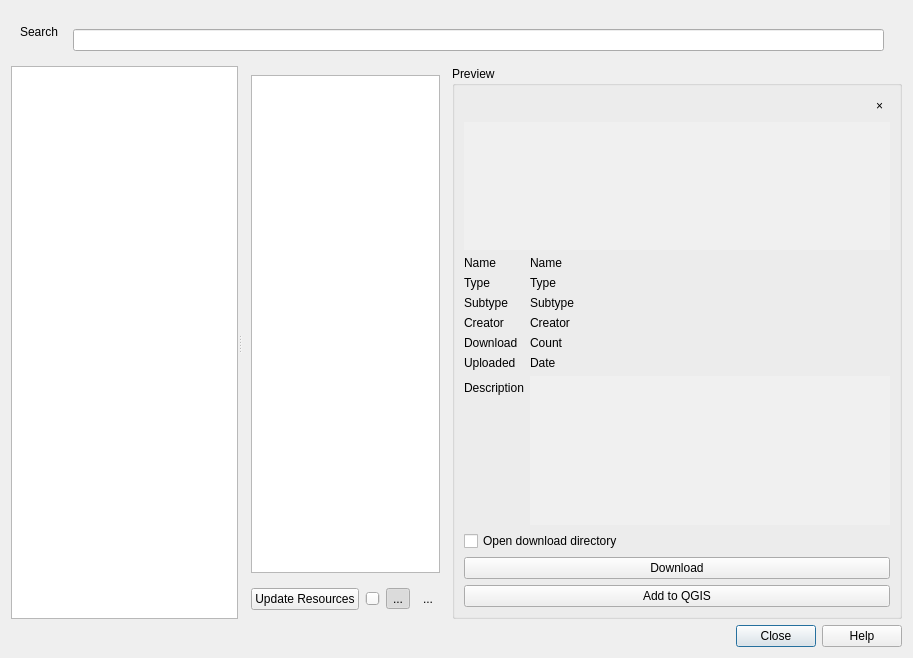
Old version of the form qgis_hub_plugin/gui/resource_browser.ui in the repository qgis/QGIS-Hub-Plugin.
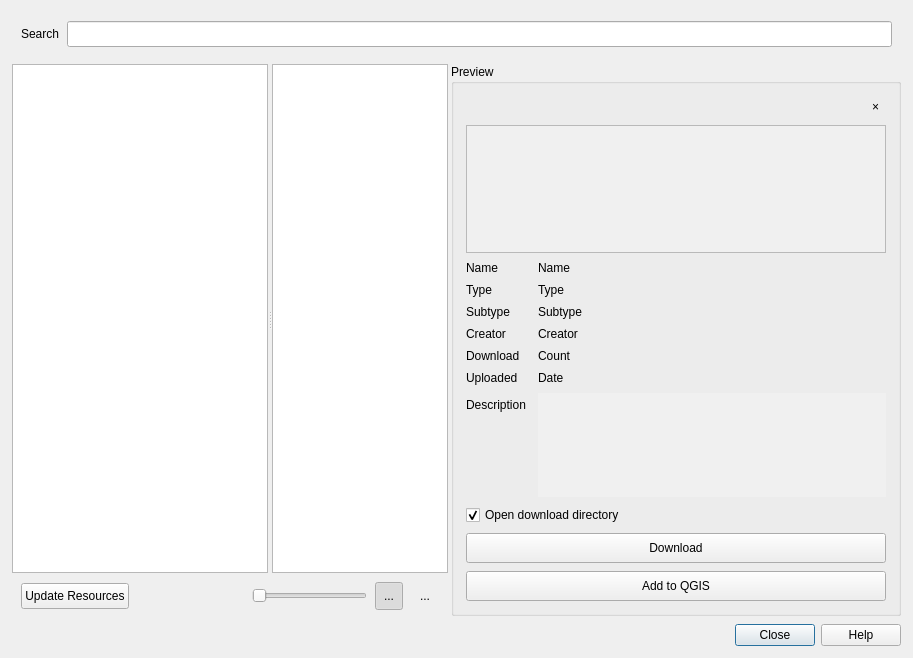
New version of the form.

Diff of the .ui file:
```diff
--- a/qgis_hub_plugin/gui/resource_browser.ui
+++ b/qgis_hub_plugin/gui/resource_browser.ui
@@ -14,6 +14,21 @@
    <string>QGIS Hub Explorer</string>
   </property>
   <layout class="QGridLayout" name="gridLayout">
+   <property name="leftMargin">
+    <number>12</number>
+   </property>
+   <property name="topMargin">
+    <number>12</number>
+   </property>
+   <property name="rightMargin">
+    <number>12</number>
+   </property>
+   <property name="bottomMargin">
+    <number>12</number>
+   </property>
+   <property name="spacing">
+    <number>8</number>
+   </property>
    <item row="6" column="0">
     <widget class="QDialogButtonBox" name="buttonBox">
      <property name="orientation">
@@ -56,6 +71,11 @@
        <number>0</number>
       </property>
       <item>
+       <layout class="QVBoxLayout" name="resourceSectionLayout">
+        <property name="spacing">
+         <number>3</number>
+        </property>
+        <item>
        <widget class="QSplitter" name="splitter_categories_resources">
         <property name="sizePolicy">
          <sizepolicy hsizetype="Expanding" vsizetype="Expanding">
@@ -145,14 +165,32 @@
             </property>
             <widget class="QWidget" name="gridViewPage">
              <layout class="QVBoxLayout" name="verticalLayout_2">
+                <property name="leftMargin">
+                 <number>0</number>
+                </property>
+                <property name="topMargin">
+                 <number>0</number>
+                </property>
+                <property name="rightMargin">
+                 <number>0</number>
+                </property>
+                <property name="bottomMargin">
+                 <number>0</number>
+                </property>
               <item>
                <widget class="QListView" name="listViewResources">
                 <property name="sizePolicy">
                  <sizepolicy hsizetype="Expanding" vsizetype="Expanding">
                   <horstretch>1</horstretch>
-                  <verstretch>0</verstretch>
-                 </sizepolicy>
-                </property>
+                    <verstretch>1</verstretch>
+                   </sizepolicy>
+                  </property>
+                  <property name="minimumSize">
+                   <size>
+                    <width>0</width>
+                    <height>0</height>
+                   </size>
+                  </property>
                 <property name="sizeAdjustPolicy">
                  <enum>QAbstractScrollArea::AdjustIgnored</enum>
                 </property>
@@ -174,14 +212,32 @@
             </widget>
             <widget class="QWidget" name="iconViewPage">
              <layout class="QVBoxLayout" name="verticalLayout_5">
+                <property name="leftMargin">
+                 <number>0</number>
+                </property>
+                <property name="topMargin">
+                 <number>0</number>
+                </property>
+                <property name="rightMargin">
+                 <number>0</number>
+                </property>
+                <property name="bottomMargin">
+                 <number>0</number>
+                </property>
               <item>
                <widget class="QTreeView" name="treeViewResources">
                 <property name="sizePolicy">
                  <sizepolicy hsizetype="Expanding" vsizetype="Expanding">
                   <horstretch>1</horstretch>
-                  <verstretch>0</verstretch>
-                 </sizepolicy>
-                </property>
+                    <verstretch>1</verstretch>
+                   </sizepolicy>
+                  </property>
+                  <property name="minimumSize">
+                   <size>
+                    <width>0</width>
+                    <height>0</height>
+                   </size>
+                  </property>
                 <property name="editTriggers">
                  <set>QAbstractItemView::NoEditTriggers</set>
                 </property>
@@ -197,6 +253,10 @@
             </widget>
            </widget>
           </item>
+           </layout>
+          </widget>
+         </widget>
+        </item>
           <item>
            <widget class="QWidget" name="widget_6" native="true">
             <layout class="QHBoxLayout" name="horizontalLayout_2">
@@ -204,11 +264,17 @@
               <number>9</number>
              </property>
              <property name="topMargin">
-              <number>0</number>
+            <number>6</number>
              </property>
              <property name="rightMargin">
               <number>9</number>
              </property>
+           <property name="bottomMargin">
+            <number>6</number>
+           </property>
+           <property name="spacing">
+            <number>8</number>
+           </property>
              <item>
               <widget class="QPushButton" name="reloadPushButton">
                <property name="sizePolicy">
@@ -217,6 +283,12 @@
                  <verstretch>0</verstretch>
                 </sizepolicy>
                </property>
+             <property name="minimumSize">
+              <size>
+               <width>0</width>
+               <height>26</height>
+              </size>
+             </property>
                <property name="text">
                 <string>Update Resources</string>
                </property>
@@ -237,6 +309,18 @@
              </item>
              <item>
               <widget class="QSlider" name="iconSizeSlider">
+             <property name="minimumSize">
+              <size>
+               <width>100</width>
+               <height>0</height>
+              </size>
+             </property>
+             <property name="maximumSize">
+              <size>
+               <width>150</width>
+               <height>16777215</height>
+              </size>
+             </property>
                <property name="orientation">
                 <enum>Qt::Horizontal</enum>
                </property>
@@ -244,6 +328,12 @@
              </item>
              <item>
               <widget class="QToolButton" name="iconViewToolButton">
+             <property name="minimumSize">
+              <size>
+               <width>28</width>
+               <height>28</height>
+              </size>
+             </property>
                <property name="text">
                 <string>...</string>
                </property>
@@ -263,6 +353,12 @@
              </item>
              <item>
               <widget class="QToolButton" name="listViewToolButton">
+             <property name="minimumSize">
+              <size>
+               <width>28</width>
+               <height>28</height>
+              </size>
+             </property>
                <property name="text">
                 <string>...</string>
                </property>
@@ -281,8 +377,6 @@
            </widget>
           </item>
          </layout>
-        </widget>
-       </widget>
       </item>
       <item>
        <widget class="QGroupBox" name="groupBoxPreview">
@@ -309,16 +403,22 @@
         </property>
         <layout class="QFormLayout" name="formLayout_2">
          <property name="leftMargin">
-          <number>9</number>
+          <number>12</number>
          </property>
          <property name="topMargin">
-          <number>9</number>
+          <number>12</number>
          </property>
          <property name="rightMargin">
-          <number>9</number>
+          <number>12</number>
          </property>
          <property name="bottomMargin">
-          <number>9</number>
+          <number>12</number>
+         </property>
+         <property name="horizontalSpacing">
+          <number>12</number>
+         </property>
+         <property name="verticalSpacing">
+          <number>8</number>
          </property>
          <item row="0" column="0" colspan="2">
           <widget class="QWidget" name="previewHeaderWidget" native="true">
@@ -375,6 +475,12 @@
              <height>128</height>
             </size>
            </property>
+           <property name="maximumSize">
+            <size>
+             <width>16777215</width>
+             <height>180</height>
+            </size>
+           </property>
            <property name="baseSize">
             <size>
              <width>128</width>
@@ -385,7 +491,7 @@
             <string notr="true">background-color: rgb(240, 240, 240);</string>
            </property>
            <property name="frameShape">
-            <enum>QFrame::NoFrame</enum>
+            <enum>QFrame::StyledPanel</enum>
            </property>
            <property name="frameShadow">
             <enum>QFrame::Plain</enum>
@@ -537,10 +643,19 @@
            <property name="text">
             <string>Open download directory</string>
            </property>
+           <property name="checked">
+            <bool>true</bool>
+           </property>
           </widget>
          </item>
          <item row="10" column="0" colspan="2">
           <widget class="QPushButton" name="pushButtonDownload">
+           <property name="minimumSize">
+            <size>
+             <width>0</width>
+             <height>30</height>
+            </size>
+           </property>
            <property name="text">
             <string>Download</string>
            </property>
@@ -548,6 +663,12 @@
          </item>
          <item row="11" column="0" colspan="2">
           <widget class="QPushButton" name="addQGISPushButton">
+           <property name="minimumSize">
+            <size>
+             <width>0</width>
+             <height>30</height>
+            </size>
+           </property>
            <property name="text">
             <string>Add to QGIS</string>
            </property>
@@ -570,27 +691,46 @@
      <property name="layoutDirection">
       <enum>Qt::LeftToRight</enum>
      </property>
-     <layout class="QFormLayout" name="formLayout">
+     <layout class="QHBoxLayout" name="searchLayout">
+      <property name="leftMargin">
+       <number>9</number>
+      </property>
+      <property name="topMargin">
+       <number>9</number>
+      </property>
+      <property name="rightMargin">
+       <number>9</number>
+      </property>
       <property name="bottomMargin">
-       <number>0</number>
+       <number>9</number>
       </property>
-      <item row="0" column="0">
+      <property name="spacing">
+       <number>8</number>
+      </property>
+      <item>
        <widget class="QLabel" name="labelSearch">
         <property name="text">
          <string>Search</string>
         </property>
         <property name="alignment">
-         <set>Qt::AlignLeading|Qt::AlignLeft|Qt::AlignVCenter</set>
+         <set>Qt::AlignRight|Qt::AlignTrailing|Qt::AlignVCenter</set>
         </property>
        </widget>
       </item>
-      <item row="0" column="1">
-       <widget class="QWidget" name="widget" native="true">
-        <layout class="QHBoxLayout" name="horizontalLayout">
          <item>
-          <widget class="QLineEdit" name="lineEditSearch"/>
-         </item>
-        </layout>
+       <widget class="QLineEdit" name="lineEditSearch">
+        <property name="sizePolicy">
+         <sizepolicy hsizetype="Expanding" vsizetype="Fixed">
+          <horstretch>0</horstretch>
+          <verstretch>0</verstretch>
+         </sizepolicy>
+        </property>
+        <property name="minimumSize">
+         <size>
+          <width>0</width>
+          <height>26</height>
+         </size>
+        </property>
        </widget>
       </item>
      </layout>
```
Lines whose indentation alone changed are shown as unchanged.
